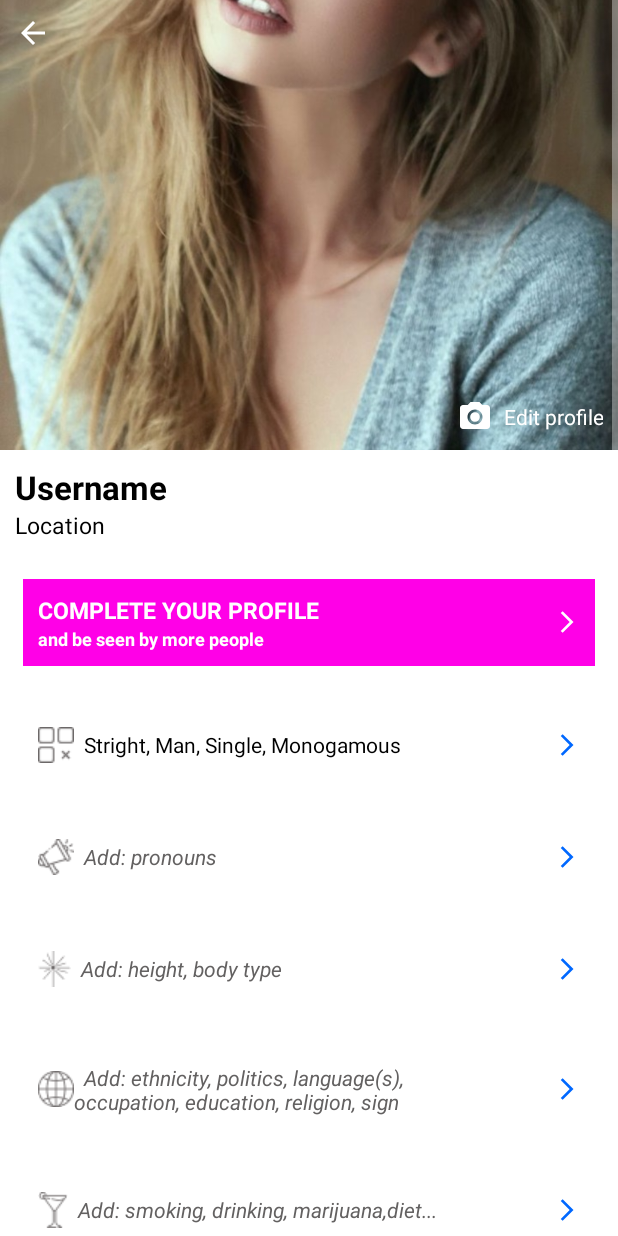
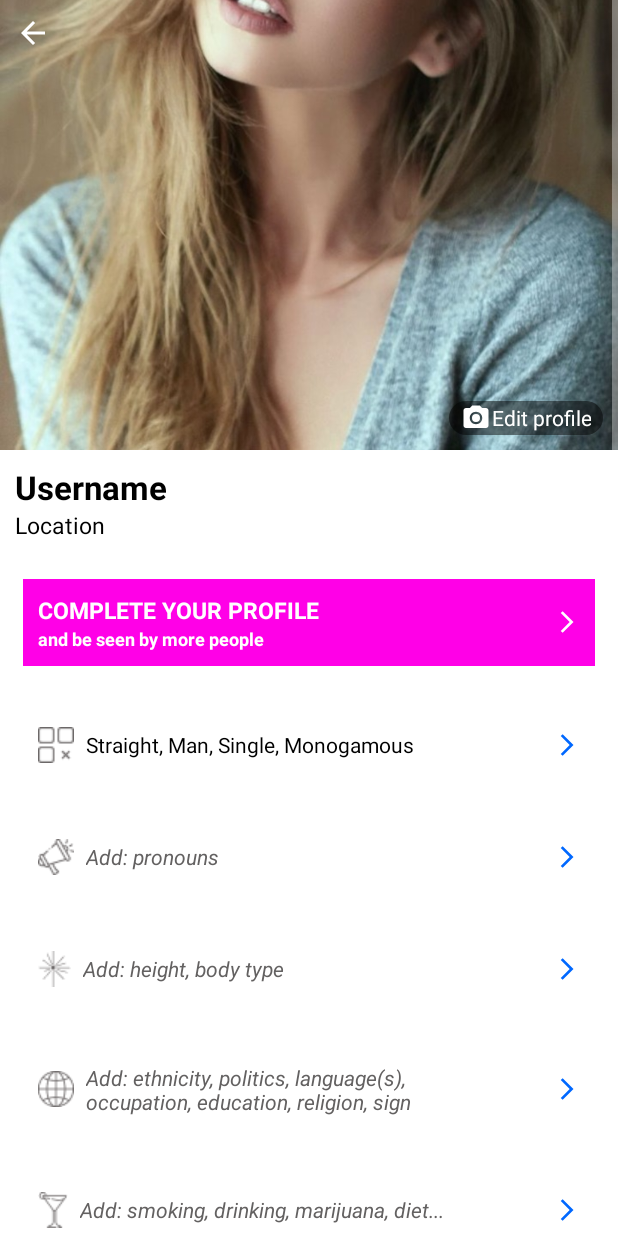
Before and after one commit to huzaifamughal076/BetterDate, an Android app: the EditProfile screen opened directly, with no data from a screen before it, on a phone screen of 412 x 824 dp. Run offline under Robolectric (Android 15) with nearby library versions, the phone set to English and light mode, and no system bars; network calls fail.

Commit message:
updation from my side

```diff
--- a/app/src/main/res/drawable/camera_alt_24.xml
+++ b/app/src/main/res/drawable/camera_alt_24.xml
@@ -1,6 +1,6 @@
-<vector android:height="24dp" android:tint="#FFFFFF"
+<vector android:height="20dp" android:tint="#FFFFFF"
     android:viewportHeight="24" android:viewportWidth="24"
-    android:width="24dp" xmlns:android="http://schemas.android.com/apk/res/android">
+    android:width="20dp" xmlns:android="http://schemas.android.com/apk/res/android">
     <path android:fillColor="@android:color/white" android:pathData="M12,12m-3.2,0a3.2,3.2 0,1 1,6.4 0a3.2,3.2 0,1 1,-6.4 0"/>
     <path android:fillColor="@android:color/white" android:pathData="M9,2L7.17,4L4,4c-1.1,0 -2,0.9 -2,2v12c0,1.1 0.9,2 2,2h16c1.1,0 2,-0.9 2,-2L22,6c0,-1.1 -0.9,-2 -2,-2h-3.17L15,2L9,2zM12,17c-2.76,0 -5,-2.24 -5,-5s2.24,-5 5,-5 5,2.24 5,5 -2.24,5 -5,5z"/>
 </vector>
--- /dev/null
+++ b/app/src/main/res/drawable/edit_profile_btn_background.xml
@@ -0,0 +1,8 @@
+<?xml version="1.0" encoding="utf-8"?>
+
+
+    <shape xmlns:android="http://schemas.android.com/apk/res/android"
+        android:shape="rectangle">
+        <solid android:color="#7C000000"/>
+        <corners android:radius="15dp"/>
+    </shape>
--- a/app/src/main/res/layout/activity_body_type.xml
+++ b/app/src/main/res/layout/activity_body_type.xml
@@ -44,9 +44,7 @@
         android:layout_width="match_parent"
         android:layout_height="wrap_content"
         android:gravity="center"
-
         android:background="@color/white"
-
         android:orientation="vertical" >
 
         <RadioButton
@@ -180,6 +178,7 @@
             android:layout_height="wrap_content"
             android:layout_alignParentBottom="true"
             android:layout_centerHorizontal="true"
+            android:backgroundTint="@color/purple_700"
             android:padding="10dp"
             android:text="Next"
             android:textColor="@color/white"
--- a/app/src/main/res/layout/activity_edit_profile.xml
+++ b/app/src/main/res/layout/activity_edit_profile.xml
@@ -40,8 +40,11 @@
             android:layout_width="wrap_content"
             android:layout_height="wrap_content"
             android:gravity="center"
+            android:background="@drawable/edit_profile_btn_background"
+            android:paddingVertical="1dp"
+            android:paddingHorizontal="8dp"
             android:drawableLeft="@drawable/camera_alt_24"
-            android:text="  Edit profile"
+            android:text="Edit profile"
             android:textColor="@color/white"
             android:layout_margin="10dp"
             />
@@ -133,7 +136,8 @@
                 android:drawableLeft="@drawable/basics"
                 android:gravity="center_vertical"
                 android:drawableRight="@drawable/ic_baseline_arrow_forward_ios_24"
-                android:text="  Stright, Man, Single, Monogamous"
+                android:text="Straight, Man, Single, Monogamous"
+                android:drawablePadding="8dp"
                 android:textColor="@color/black"
                 android:textStyle="normal"
                 />
@@ -155,7 +159,8 @@
                 android:layout_height="match_parent"
                 android:drawableLeft="@drawable/pronouns"
                 android:drawableRight="@drawable/ic_baseline_arrow_forward_ios_24"
-                android:text="  Add: pronouns"
+                android:text="Add: pronouns"
+                android:drawablePadding="8dp"
                 android:gravity="center_vertical"
                 android:textColor="#636161"
                 android:textStyle="italic"
@@ -178,7 +183,8 @@
                 android:layout_height="match_parent"
                 android:drawableLeft="@drawable/looks"
             android:drawableRight="@drawable/ic_baseline_arrow_forward_ios_24"
-                android:text="  Add: height, body type"
+                android:text="Add: height, body type"
+                android:drawablePadding="8dp"
                 android:gravity="center_vertical"
                 android:textColor="#636161"
                 android:textStyle="italic"
@@ -201,8 +207,9 @@
                 android:layout_width="match_parent"
                 android:layout_height="match_parent"
                 android:drawableLeft="@drawable/background"
-                android:text="  Add: ethnicity, politics, language(s), \noccupation, education, religion, sign"
+                android:text="Add: ethnicity, politics, language(s), \noccupation, education, religion, sign"
                 android:textColor="#636161"
+                android:drawablePadding="8dp"
                 android:drawableRight="@drawable/ic_baseline_arrow_forward_ios_24"
                 android:gravity="center_vertical"
                 android:textStyle="italic"
@@ -224,7 +231,8 @@
                 android:layout_height="match_parent"
                 android:drawableLeft="@drawable/lifestyle"
                 android:drawableRight="@drawable/ic_baseline_arrow_forward_ios_24"
-                android:text="  Add: smoking, drinking, marijuana,diet..."
+                android:text="Add: smoking, drinking, marijuana, diet..."
+                android:drawablePadding="8dp"
                 android:textColor="#636161"
                 android:gravity="center_vertical"
                 android:textStyle="italic"
@@ -267,7 +275,7 @@
                      android:layout_width="match_parent"
                      android:layout_height="wrap_content"
                      android:text="My self-summary"
-android:textStyle="bold"
+                     android:textStyle="bold"
                      android:drawableRight="@drawable/ic_baseline_arrow_forward_ios_24"
                      android:paddingLeft="8dp"
                      android:paddingBottom="5dp"
@@ -304,7 +312,8 @@ android:textStyle="bold"
                  android:layout_width="wrap_content"
                  android:layout_height="wrap_content"
                  android:drawableLeft="@drawable/blue_pencil1"
-                 android:text=" EDIT"
+                 android:text="EDIT"
+                 android:drawablePadding="8dp"
                  android:textStyle="bold"
                  android:textSize="16sp"
                  android:textColor="#0064FF"
@@ -392,7 +401,8 @@ android:textStyle="bold"
                     android:layout_width="wrap_content"
                     android:layout_height="wrap_content"
                     android:drawableLeft="@drawable/blue_pencil1"
-                    android:text=" EDIT"
+                    android:text="EDIT"
+                    android:drawablePadding="8dp"
                     android:textStyle="bold"
                     android:textSize="16sp"
                     android:textColor="#0064FF"
@@ -482,7 +492,8 @@ android:textStyle="bold"
                     android:layout_width="wrap_content"
                     android:layout_height="wrap_content"
                     android:drawableLeft="@drawable/blue_pencil1"
-                    android:text=" EDIT"
+                    android:text="EDIT"
+                    android:drawablePadding="8dp"
                     android:textStyle="bold"
                     android:textSize="16sp"
                     android:textColor="#0064FF"
--- a/app/src/main/res/layout/activity_login.xml
+++ b/app/src/main/res/layout/activity_login.xml
@@ -25,7 +25,7 @@
         android:layout_height="wrap_content"
         android:layout_marginTop="20dp"
         android:textSize="20sp"
-        android:hint="Email/Username"
+        android:hint="Email / Username"
         android:padding="8dp"
         android:textColorHint="#716F6F"
         android:textColor="@color/black"
--- a/app/src/main/res/layout/activity_preferences_age.xml
+++ b/app/src/main/res/layout/activity_preferences_age.xml
@@ -100,6 +100,7 @@
         android:padding="10dp"
         android:layout_margin="10dp"
         android:text="SAVE"
+        android:backgroundTint="@color/purple_500"
         android:textColor="@color/white"
         android:textSize="15sp"
         />
--- a/app/src/main/res/layout/activity_preferences_distance.xml
+++ b/app/src/main/res/layout/activity_preferences_distance.xml
@@ -97,6 +97,7 @@
         android:padding="10dp"
         android:layout_margin="10dp"
         android:text="SAVE"
+        android:backgroundTint="@color/purple_500"
         android:textColor="@color/white"
         android:textSize="15sp"
         />
--- a/app/src/main/res/layout/activity_profile__settings.xml
+++ b/app/src/main/res/layout/activity_profile__settings.xml
@@ -134,7 +134,7 @@
                 <TextView
                     android:layout_width="wrap_content"
                     android:layout_height="wrap_content"
-                    android:text="Privicy"
+                    android:text="Privacy"
                     android:textColor="#6C6868"
                     android:textSize="15sp"
                     android:padding="10dp"
@@ -327,9 +327,10 @@
                     android:padding="10dp"/>
 
                 <TextView
+                    android:id="@+id/settings_username"
                     android:layout_width="wrap_content"
                     android:layout_height="wrap_content"
-                    android:text="UserName"
+                    android:text="Hayaat"
                     android:layout_alignParentRight="true"
                     android:textSize="15sp"
                     android:padding="10dp"
--- a/app/src/main/res/layout/activity_sign_up.xml
+++ b/app/src/main/res/layout/activity_sign_up.xml
@@ -165,7 +165,7 @@
                 <LinearLayout
                     android:layout_width="0dp"
                     android:layout_height="match_parent"
-                    android:layout_weight="0.7"
+                    android:layout_weight="0.6"
                     android:layout_marginLeft="5dp"
                     android:gravity="center_vertical">
 
@@ -189,6 +189,7 @@
                         android:id="@+id/radiogroup"
                         android:layout_width="wrap_content"
                         android:layout_height="wrap_content"
+                        android:gravity="right"
                         android:orientation="horizontal">
 
                         <RadioButton
@@ -247,7 +248,7 @@
             android:layout_height="wrap_content"
             android:layout_gravity="center"
             android:background="#00000000"
-            android:elevation="2dp"
+            android:elevation="5dp"
             android:text="Already Have An Account"
             android:textColor="@color/black" />
 
--- a/app/src/main/res/layout/fragment_messages__all.xml
+++ b/app/src/main/res/layout/fragment_messages__all.xml
@@ -3,6 +3,7 @@
     xmlns:tools="http://schemas.android.com/tools"
     android:layout_width="match_parent"
     android:layout_height="match_parent"
+    android:background="@color/white"
     android:orientation="vertical"
     tools:context=".MessagesFragments.messages_All">
 
--- a/app/src/main/res/layout/fragment_messages__new_matches.xml
+++ b/app/src/main/res/layout/fragment_messages__new_matches.xml
@@ -5,6 +5,7 @@
     android:layout_height="match_parent"
     android:orientation="vertical"
     android:padding="15dp"
+    android:background="@color/white"
     tools:context=".MessagesFragments.messages_NewMatches">
 
     <TextView
--- a/app/src/main/res/layout/fragment_messages_your_turn.xml
+++ b/app/src/main/res/layout/fragment_messages_your_turn.xml
@@ -6,6 +6,7 @@
     xmlns:app="http://schemas.android.com/apk/res-auto"
     android:orientation="vertical"
     android:padding="15dp"
+    android:background="@color/white"
     tools:context=".MessagesFragments.messages_yourTurn">
 
     <TextView
```
Also changed, not shown: app/src/main/java/com/example/cupid/Activities/SignupSuccessfullActivity.java (+17 -11 lines), app/src/main/res/layout/activity_edit_images.xml (+6 -7 lines), app/src/main/res/layout/activity_profile__preferences.xml (+12 -11 lines), app/src/main/res/layout/activity_signup_successfull.xml (+13 -14 lines), app/src/main/res/layout/fragment_discover.xml (+6 -3 lines), app/src/main/res/layout/fragment_profile.xml (+6 -6 lines), 1 other file.
